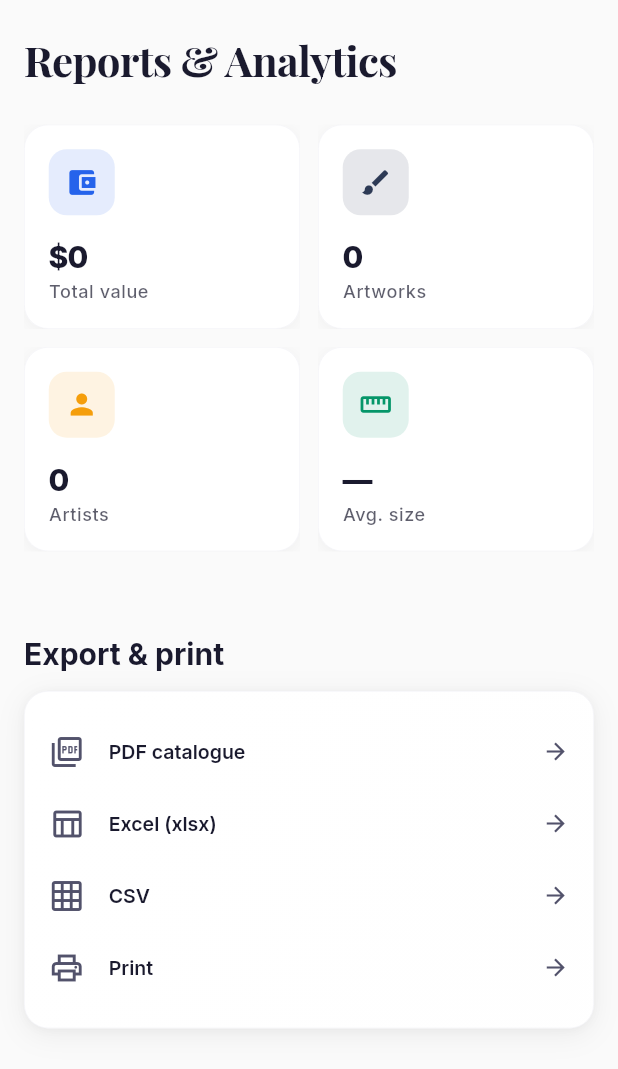
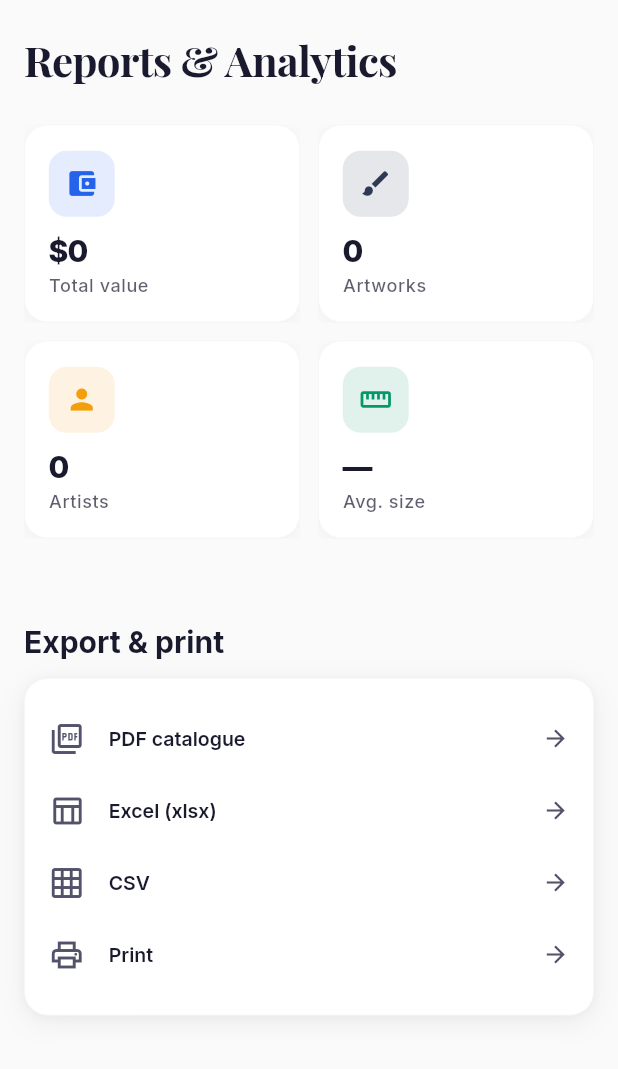
Before and after one commit to kaishavery1977/artvault, a Flutter app: the ReportsScreen screen opened by its route, on a phone screen of 412 x 824 dp. Shown: the top 1069 px of the screen. Run offline on Flutter 3.47's test engine with Material 3 defaults, Android fonts, the phone set to English and light mode, and no system bars; drawn by our look-alikes of flutter_animate; our stand-ins replace cached_network_image, camera, cloud_firestore, csv, file_picker, firebase_analytics and 22 more; missing offline and left inert: excel, google_mlkit_face_detection, google_mlkit_text_recognition, mobile_scanner; accounts and stored records are empty; statements that could not run were skipped.

Commit message:
Fix stat card overflow on narrow screens with bounded FittedBox
The stat cards on Home and Reports overflowed by 7.3px on small screens
(Redmi 720x1600). Replace the unbounded FittedBox blocks with a
fixed-height SizedBox + single FittedBox(scaleDown) and switch the grids
to fixed mainAxisExtent cells so the card scales as one unit on any
density or font scale.

🤖 Generated with Codebuff
Co-Authored-By: Codebuff <noreply@codebuff.com>

```diff
--- a/lib/core/widgets/bits.dart
+++ b/lib/core/widgets/bits.dart
@@ -226,18 +226,22 @@ class StatCard extends StatelessWidget {
                               ),
                             ],
                     ),
-                    // Two independent FittedBox(scaleDown) blocks in a
-                    // spaceBetween column: the card scales down gracefully on
-                    // any device / font size instead of overflowing its grid
-                    // cell. (No flex children, so FittedBox is always safe.)
+                    // A fixed-height FittedBox(scaleDown) column: the whole
+                    // card content (icon, value, label) scales down as one
+                    // unit when the grid cell is tighter than the content, so
+                    // a StatCard can never overflow its cell on any device /
+                    // font scale. (No flex children, so FittedBox is safe.)
+                    child: SizedBox(
+                      height: 96,
+                      width: double.infinity,
+                      child: FittedBox(
+                        fit: BoxFit.scaleDown,
+                        alignment: Alignment.bottomLeft,
                         child: Column(
-                      mainAxisAlignment: MainAxisAlignment.spaceBetween,
+                          mainAxisSize: MainAxisSize.min,
                           crossAxisAlignment: CrossAxisAlignment.start,
                           children: [
-                        FittedBox(
-                          fit: BoxFit.scaleDown,
-                          alignment: Alignment.bottomLeft,
-                          child: Container(
+                            Container(
                               width: 44,
                               height: 44,
                               decoration: BoxDecoration(
@@ -250,14 +254,7 @@ class StatCard extends StatelessWidget {
                               ),
                               child: Icon(icon, size: 22, color: color),
                             ),
-                        ),
-                        FittedBox(
-                          fit: BoxFit.scaleDown,
-                          alignment: Alignment.bottomLeft,
-                          child: Column(
-                            mainAxisSize: MainAxisSize.min,
-                            crossAxisAlignment: CrossAxisAlignment.start,
-                            children: [
+                            const SizedBox(height: 10),
                             if (countValue != null && countFormat != null)
                               AnimatedCountUp(
                                 value: countValue!,
@@ -279,7 +276,6 @@ class StatCard extends StatelessWidget {
                           ],
                         ),
                       ),
-                      ],
                     ),
                   ),
                 ),
--- a/lib/features/home/home_screen.dart
+++ b/lib/features/home/home_screen.dart
@@ -339,7 +339,10 @@ class _StatsGrid extends ConsumerWidget {
           physics: const NeverScrollableScrollPhysics(),
           mainAxisSpacing: AppSpacing.sm,
           crossAxisSpacing: AppSpacing.sm,
-          childAspectRatio: 1.35,
+          // Fixed cell height (not aspect ratio): on narrow screens an
+          // aspect-ratio cell gets too short for the card content and
+          // overflows. 132dp = 32dp card padding + 96dp content + slack.
+          mainAxisExtent: 132,
           children: [
             StatCard(
               label: 'Paintings',
--- a/lib/features/reports/reports_screen.dart
+++ b/lib/features/reports/reports_screen.dart
@@ -178,9 +178,10 @@ class _SummaryRow extends StatelessWidget {
           physics: const NeverScrollableScrollPhysics(),
           mainAxisSpacing: AppSpacing.sm,
           crossAxisSpacing: AppSpacing.sm,
-          // 1.35 (not 1.5): at 1.5 the fixed-height StatCard content was
-          // 4.8px taller than the cell and triggered a RenderFlex overflow.
-          childAspectRatio: 1.35,
+          // Fixed cell height (not aspect ratio): on narrow screens an
+          // aspect-ratio cell gets too short for the card content and
+          // overflows. 132dp = 32dp card padding + 96dp content + slack.
+          mainAxisExtent: 132,
           children: [
             StatCard(
               label: 'Total value',
```
Lines whose indentation alone changed are shown as unchanged.
